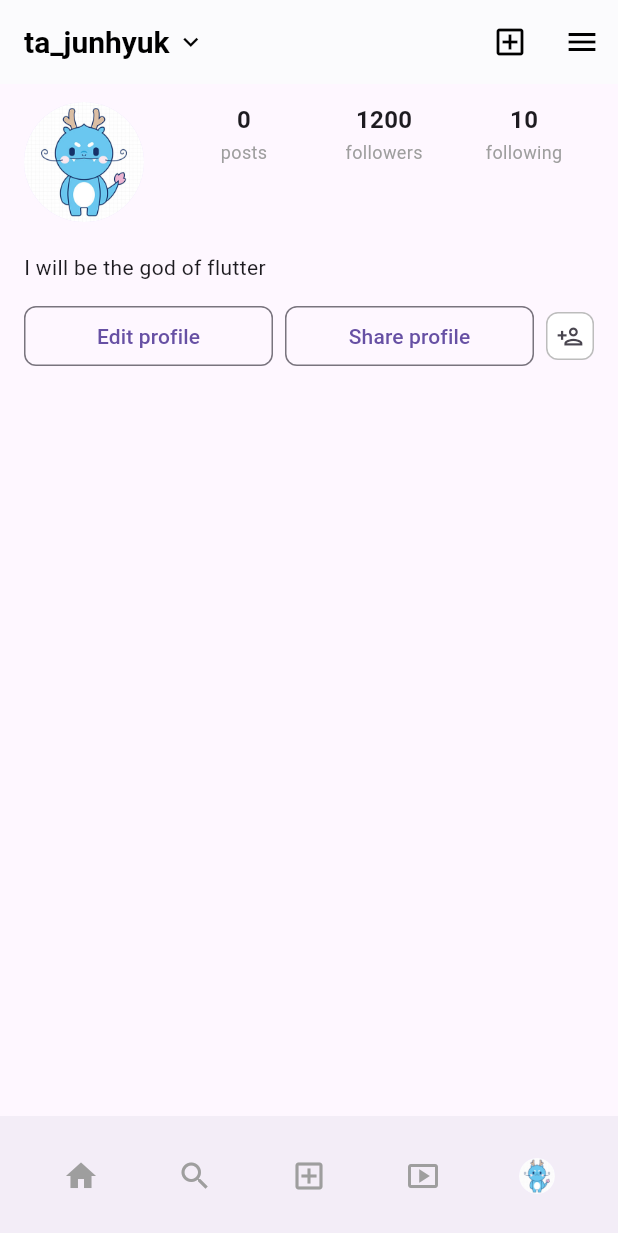
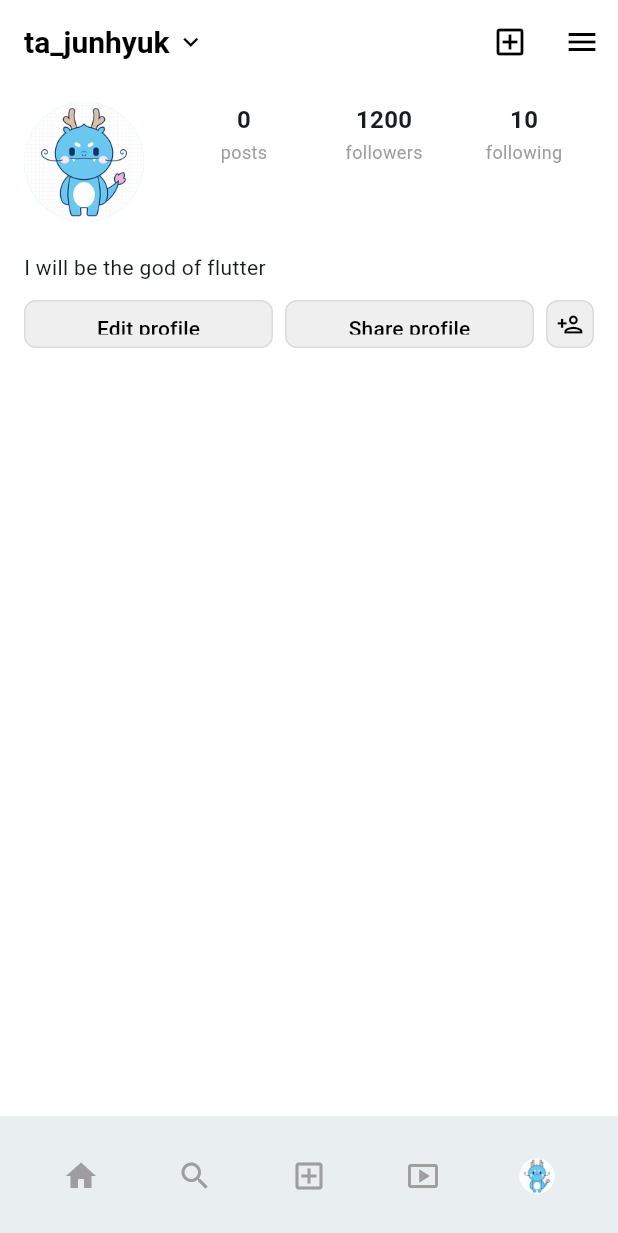
Before and after one commit to maesiltea007/instagram_clone, a Flutter app: the screen it shows after launch, item 5 of the bottom bar chosen, on a phone screen of 412 x 824 dp. Shown: the top 1233 px of the screen. Run offline on Flutter 3.47's test engine with Material 3 defaults, Android fonts, the phone set to English and light mode, and no system bars; our stand-ins replace video_player.

Commit message:
UI: 배경색 흰색으로 고정, profile_page.dart 버튼 색상 변경

```diff
--- a/lib/app.dart
+++ b/lib/app.dart
@@ -9,6 +9,21 @@ class MyApp extends StatelessWidget {
     return MaterialApp(
       title: 'Instagram Clone',
       debugShowCheckedModeBanner: false,
+      theme: ThemeData(
+        useMaterial3: true, // 써도 되고, 빼도 됨. 어차피 밑에서 색 강제로 박음
+        scaffoldBackgroundColor: Colors.white,
+        canvasColor: Colors.white,
+        appBarTheme: const AppBarTheme(
+          backgroundColor: Colors.white,
+          foregroundColor: Colors.black,
+          elevation: 0.5,
+          surfaceTintColor: Colors.transparent, // 이거 안 없애면 살짝 물든다
+        ),
+        colorScheme: ColorScheme.fromSeed(
+          seedColor: Colors.grey, // 붉은기 싫으면 무난한 회색 정도
+          brightness: Brightness.light,
+        ),
+      ),
       home: const InstagramMain(title: 'Instagram'),
     );
   }
--- a/lib/pages/profile_page.dart
+++ b/lib/pages/profile_page.dart
@@ -66,7 +66,6 @@ class ProfilePage extends StatelessWidget {
     );
   }
 
-  /// bio 줄
   Widget _buildUserInfo(User user) {
     return Padding(
       padding: const EdgeInsets.symmetric(horizontal: 16),
@@ -83,46 +82,54 @@ class ProfilePage extends StatelessWidget {
     );
   }
 
-  /// Edit profile / Share profile / 사람 아이콘 버튼
   Widget _buildButtonsRow() {
+    final Color bg = const Color(0xFFEFEFEF);      // 연한 회색 배경 (인스타 느낌)
+    final Color border = const Color(0xFFDBDBDB);  // 더 연한 테두리
+
     return Padding(
       padding: const EdgeInsets.symmetric(horizontal: 16),
       child: Row(
         children: [
           // Edit profile
           Expanded(
-            child: OutlinedButton(
-              onPressed: () {},
-              style: OutlinedButton.styleFrom(
-                padding: const EdgeInsets.symmetric(vertical: 8),
-                shape: RoundedRectangleBorder(
-                  borderRadius: BorderRadius.circular(8), // 너무 동글지 않게
+            child: Container(
+              height: 32,
+              decoration: BoxDecoration(
+                color: bg,
+                borderRadius: BorderRadius.circular(8),
+                border: Border.all(color: border),
+              ),
+              child: TextButton(
+                onPressed: () {},
+                child: const Text(
+                  'Edit profile',
+                  style: TextStyle(color: Colors.black, fontSize: 14),
                 ),
-              ),
-              child: const Text(
-                'Edit profile',
-                style: TextStyle(fontSize: 14),
               ),
             ),
           ),
+
           const SizedBox(width: 8),
 
           // Share profile
           Expanded(
-            child: OutlinedButton(
-              onPressed: () {},
-              style: OutlinedButton.styleFrom(
-                padding: const EdgeInsets.symmetric(vertical: 8),
-                shape: RoundedRectangleBorder(
-                  borderRadius: BorderRadius.circular(8),
+            child: Container(
+              height: 32,
+              decoration: BoxDecoration(
+                color: bg,
+                borderRadius: BorderRadius.circular(8),
+                border: Border.all(color: border),
+              ),
+              child: TextButton(
+                onPressed: () {},
+                child: const Text(
+                  'Share profile',
+                  style: TextStyle(color: Colors.black, fontSize: 14),
                 ),
-              ),
-              child: const Text(
-                'Share profile',
-                style: TextStyle(fontSize: 14),
               ),
             ),
           ),
+
           const SizedBox(width: 8),
 
           // 사람 아이콘 버튼
@@ -130,16 +137,13 @@ class ProfilePage extends StatelessWidget {
             width: 32,
             height: 32,
             decoration: BoxDecoration(
+              color: bg,
               borderRadius: BorderRadius.circular(8),
-              border: Border.all(color: Colors.grey.shade400),
-              color: Colors.white,
+              border: Border.all(color: border),
             ),
             child: IconButton(
               padding: EdgeInsets.zero,
-              icon: const Icon(
-                Icons.person_add_outlined,
-                size: 18,
-              ),
+              icon: const Icon(Icons.person_add_outlined, size: 18, color: Colors.black),
               onPressed: () {},
             ),
           ),
```
